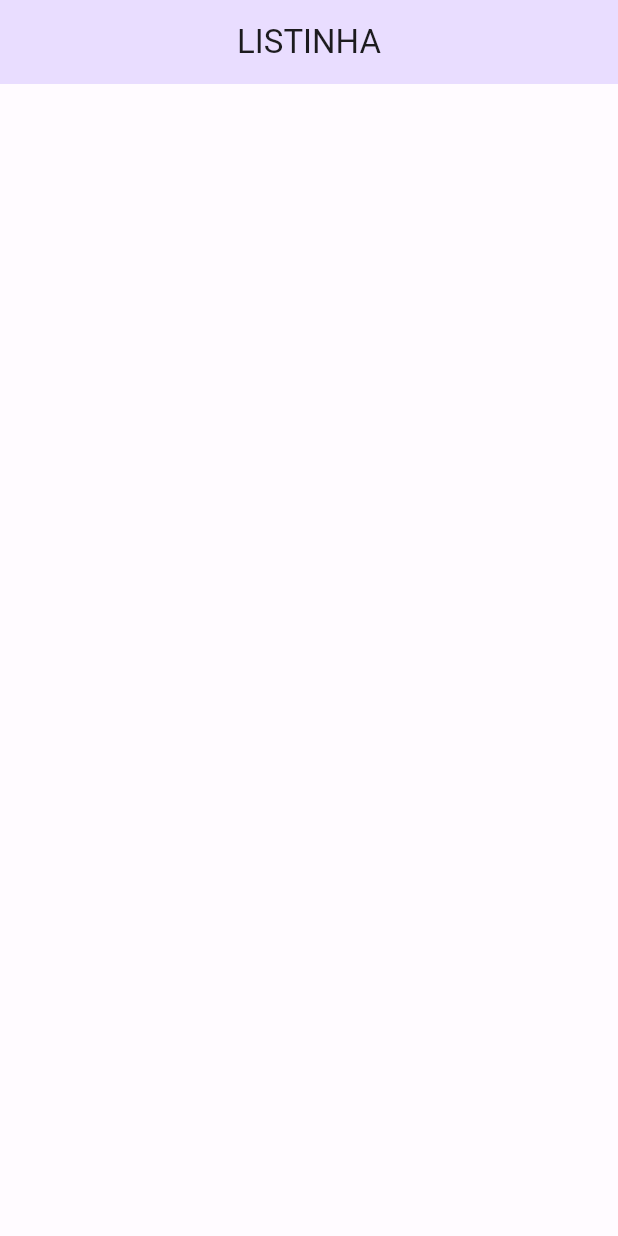
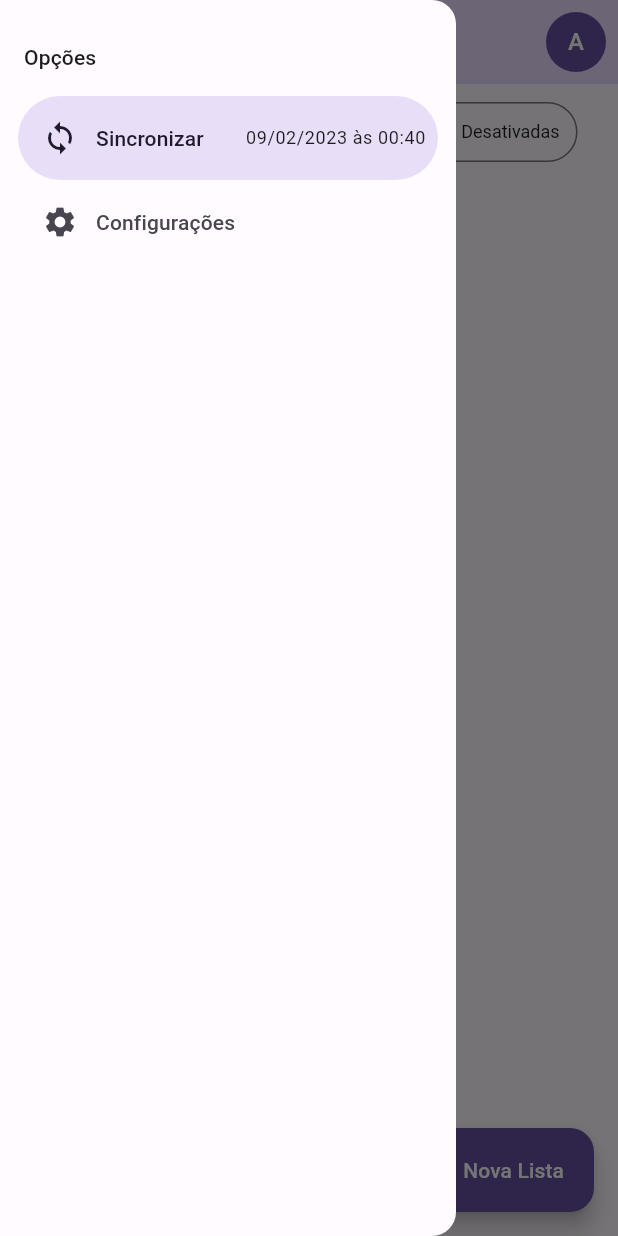
Before and after one commit to andre-alck/listinha_app, a Flutter app: the screen it shows after launch, with the side drawer open (before the commit the screen has no drawer), on a phone screen of 412 x 824 dp. Run offline on Flutter 3.47's test engine with Material 2 defaults, Android fonts, the phone set to English and light mode, and no system bars.

Commit message:
feat: add aula 04

```diff
--- a/app/lib/src/home/home_page.dart
+++ b/app/lib/src/home/home_page.dart
@@ -1,4 +1,6 @@
 import 'package:flutter/material.dart';
+import 'package:listinha/src/home/widgets/custom_drawer.dart';
+import 'package:listinha/src/shared/widgets/user_image_button.dart';
 
 class HomePage extends StatefulWidget {
   const HomePage({super.key});
@@ -11,7 +13,52 @@ class _HomePageState extends State<HomePage> {
   @override
   Widget build(BuildContext context) {
     return Scaffold(
-      appBar: AppBar(title: const Text('LISTINHA')),
+      appBar: AppBar(
+        title: const Text('LISTINHA'),
+        actions: const [
+          Padding(
+            padding: EdgeInsets.only(right: 8),
+            child: UserImageButton(),
+          ),
+        ],
+      ),
+      drawer: const CustomDrawer(),
+      body: Center(
+        child: Column(
+          children: [
+            Padding(
+              padding: const EdgeInsets.all(8),
+              child: SegmentedButton<int>(
+                segments: const [
+                  ButtonSegment(
+                    value: 0,
+                    label: Text('Todos'),
+                  ),
+                  ButtonSegment(
+                    value: 1,
+                    label: Text('Pendentes'),
+                  ),
+                  ButtonSegment(
+                    value: 2,
+                    label: Text('Concluídas'),
+                  ),
+                  ButtonSegment(
+                    value: 3,
+                    label: Text('Desativadas'),
+                  ),
+                ],
+                selected: const {0},
+                onSelectionChanged: (p0) {},
+              ),
+            ),
+          ],
+        ),
+      ),
+      floatingActionButton: FloatingActionButton.extended(
+        label: const Text('Nova Lista'),
+        icon: const Icon(Icons.edit),
+        onPressed: () {},
+      ),
     );
   }
 }
--- /dev/null
+++ b/app/lib/src/home/widgets/custom_drawer.dart
@@ -0,0 +1,39 @@
+import 'package:flutter/material.dart';
+
+class CustomDrawer extends StatelessWidget {
+  const CustomDrawer({super.key});
+
+  @override
+  Widget build(BuildContext context) {
+    return NavigationDrawer(
+      children: [
+        Padding(
+          padding: const EdgeInsets.fromLTRB(16, 28, 16, 16),
+          child: Text(
+            'Opções',
+            style: Theme.of(context).textTheme.titleSmall,
+          ),
+        ),
+        NavigationDrawerDestination(
+          icon: const Icon(Icons.sync),
+          label: Row(
+            children: [
+              const Text('Sincronizar'),
+              const SizedBox(
+                width: 28,
+              ),
+              Text(
+                '09/02/2023 às 00:40',
+                style: Theme.of(context).textTheme.bodySmall,
+              )
+            ],
+          ),
+        ),
+        const NavigationDrawerDestination(
+          icon: Icon(Icons.settings),
+          label: Text('Configurações'),
+        ),
+      ],
+    );
+  }
+}
--- a/app/lib/src/shared/themes/themes.dart
+++ b/app/lib/src/shared/themes/themes.dart
@@ -13,6 +13,7 @@ ThemeData get lightTheme => ThemeData(
         backgroundColor: _lightColorScheme.primary,
         foregroundColor: Colors.white,
       ),
+      segmentedButtonTheme: _segmentedButtonThemeData,
     );
 
 ThemeData get darkTheme => ThemeData(
@@ -22,4 +23,18 @@ ThemeData get darkTheme => ThemeData(
         centerTitle: true,
         backgroundColor: _darkColorScheme.primaryContainer,
       ),
+      segmentedButtonTheme: _segmentedButtonThemeData,
     );
+
+SegmentedButtonThemeData get _segmentedButtonThemeData =>
+    SegmentedButtonThemeData(
+      style: ButtonStyle(
+        textStyle: MaterialStateProperty.resolveWith<TextStyle>((states) {
+          if (states.contains(MaterialState.pressed)) {
+            return const TextStyle(fontSize: 9);
+          }
+
+          return const TextStyle(fontSize: 12);
+        }),
+      ),
+    );
--- /dev/null
+++ b/app/lib/src/shared/widgets/user_image_button.dart
@@ -0,0 +1,16 @@
+import 'package:flutter/material.dart';
+
+class UserImageButton extends StatelessWidget {
+  const UserImageButton({super.key});
+
+  @override
+  Widget build(BuildContext context) {
+    return GestureDetector(
+      child: CircleAvatar(
+        backgroundColor: Theme.of(context).primaryColor,
+        foregroundColor: Colors.white,
+        child: const Text('A'),
+      ),
+    );
+  }
+}
```
